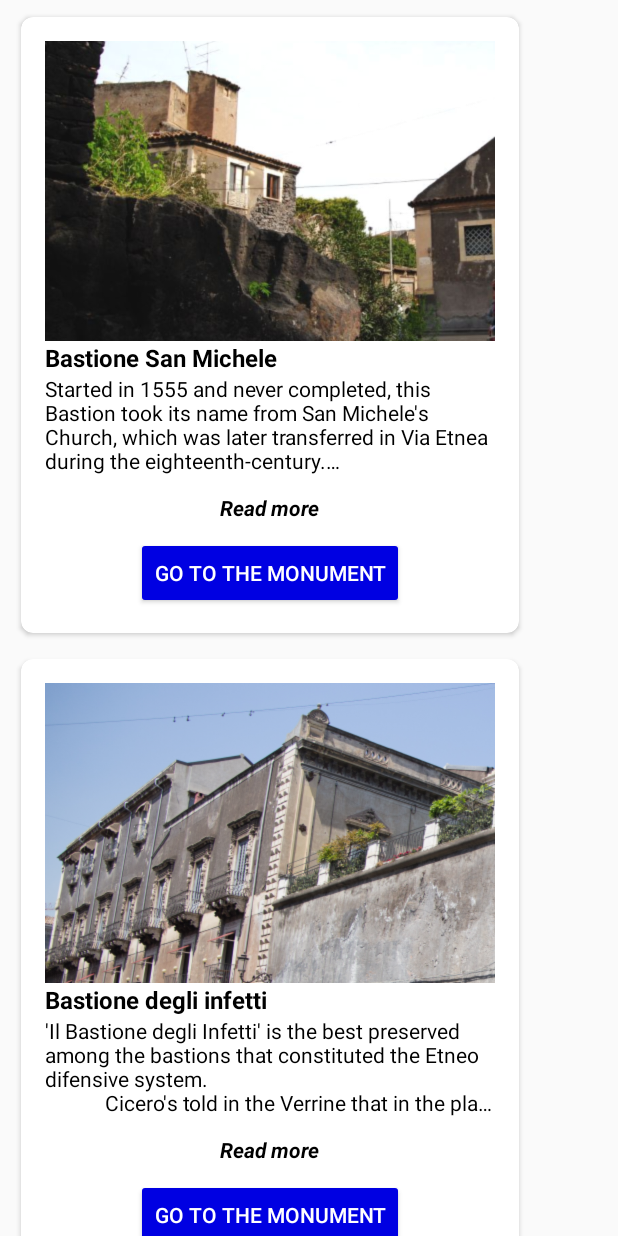
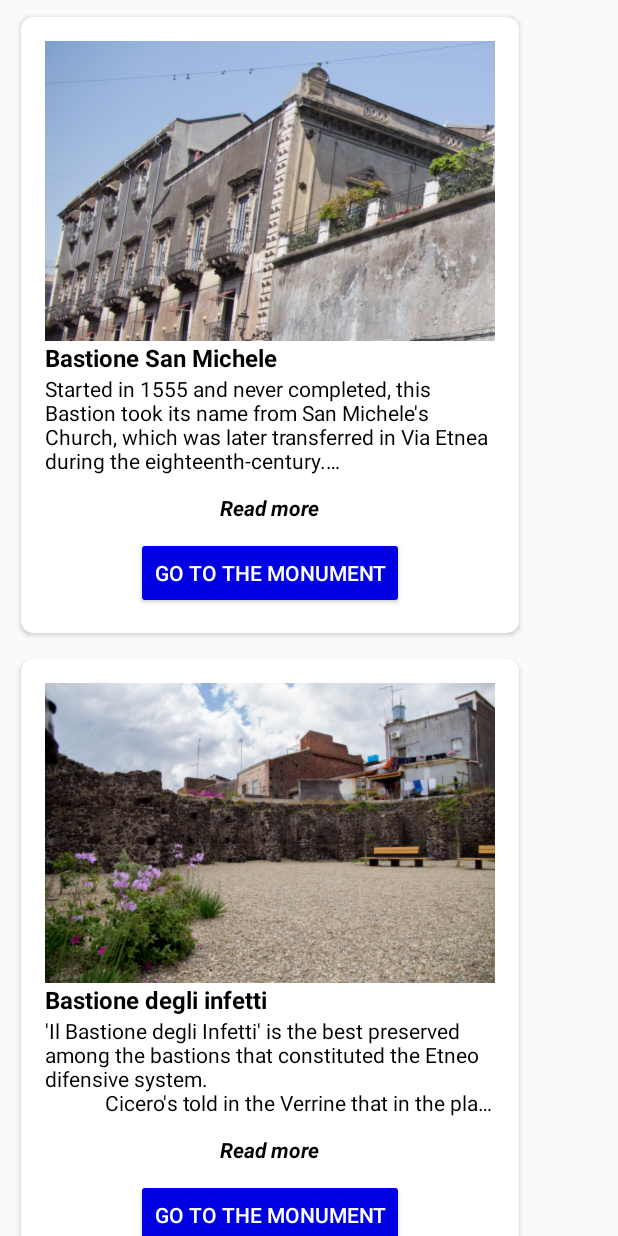
Before and after one commit to Alternanza5ABi/MuradiCatania, an Android app: the CardListActivity screen opened directly, with no data from a screen before it, on a phone screen of 412 x 824 dp. Run offline under Robolectric (Android 15) with nearby library versions, the phone set to English and light mode, and no system bars.

Commit message:
Quasi finito

```diff
--- a/app/src/main/java/com/example/alternanza/muradicatania/CardListActivity.java
+++ b/app/src/main/java/com/example/alternanza/muradicatania/CardListActivity.java
@@ -23,11 +23,9 @@ public class CardListActivity extends Activity
 
         List<Monument> monumentList= new ArrayList<>();
 
-        int numMonument = 26;
-
         int img_array[] =
                 {
-                    R.drawable.ruderi_bastione_san_giorgio, R.drawable.bastione_san_michele_palazzo_manganelli,
+                    R.drawable.bastione_san_michele_palazzo_manganelli,
                     R.drawable.bastione_degli_infetti_25, R.drawable.bastione_san_giovanni, R.drawable.bastione_santa_croce,
                     R.drawable.bastionedeltindaro, R.drawable.bastione_del_santocarcere, R.drawable.porta_carlo,
                     R.drawable.porta_decima, R.drawable.porta_saracena, R.drawable.porta_porticello,
@@ -38,22 +36,13 @@ public class CardListActivity extends Activity
                     R.drawable.palazzo_biscari, R.drawable.ursino_con_mura, R.drawable.scala_gammazita
                 };
 
-        /*
-        //SOLO PER TESTARE IN ATTESA CHE VENGA RIEMPITA L'APP CON LE IMMAGINI
-        //DA RIMUOVERE UNA VOLTA CARICATE TUTTE LE IMMAGINI E AVER SISTEMATO L'img_array SUPERIORE
-        int img_array[]= new int[numMonument];
 
-        for(int i=0; i<numMonument; i++)
-        {
-            img_array[i] = R.drawable.ic_launcher_foreground;
-        }
-        */
         String name[] = getResources().getStringArray(R.array.name);
         String desc[] = getResources().getStringArray(R.array.descriptions);
         String latd[] = getResources().getStringArray(R.array.Latitude);
         String lond[] = getResources().getStringArray(R.array.Longitude);
 
-        for(int i=0; i<numMonument; i++)
+        for(int i=0; i<name.length; i++)
         {
             monumentList.add( new Monument(name[i], desc[i], latd[i], lond[i], img_array[i])  );
         }
--- a/app/src/main/java/com/example/alternanza/muradicatania/MonumentAdapter.java
+++ b/app/src/main/java/com/example/alternanza/muradicatania/MonumentAdapter.java
@@ -93,8 +93,8 @@ public class MonumentAdapter extends RecyclerView.Adapter<MonumentAdapter.ViewHo
 
                         String nome = monumentList.get(getAdapterPosition()).getNome();
                         Intent intent = new Intent(mContext, MapsActivity.class);
-                        intent.putExtra("long", latd);
-                        intent.putExtra("lat", longd);
+                        intent.putExtra("long", longd);
+                        intent.putExtra("lat", latd);
                         intent.putExtra("nome", nome);
                         mContext.startActivity(intent);
 
--- a/app/src/main/res/values/strings.xml
+++ b/app/src/main/res/values/strings.xml
@@ -44,9 +44,7 @@
     <string-array name="descriptions">
 
         <item>
-            "Started in 1555 and never completed, this Bastion took its name from San Michele's Church, which was later transferred in Via Etnea during the eighteenth-century.
-            After 1693's earthquake the Bastion was exploited to create residences and was modified at the point it was unrecognizable: in fact, only a very small portion of the renaissance shoe wall remains in Via Coppola, where it remains part of an eighteenth-century building, Suca accessible only from the courtyard on the street number 43.
-            The rest of the building is a elegant noble palace of the early twentieth century, now devoid of any element that reminds its original military function."
+            "Started in 1555 and never completed, this Bastion took its name from San Michele's Church, which was later transferred in Via Etnea during the eighteenth-century.\nAfter 1693's earthquake the Bastion was exploited to create residences and was modified at the point it was unrecognizable: in fact, only a very small portion of the renaissance shoe wall remains in Via Coppola, where it remains part of an eighteenth-century building, Suca accessible only from the courtyard on the street number 43.\nThe rest of the building is a elegant noble palace of the early twentieth century, now devoid of any element that reminds its original military function."
         </item>
 
         <item>
@@ -206,15 +204,15 @@
         <item>15.048808</item>
         <item>15.080982</item>
         <item>15.048808</item>
-        <item>         </item> //porta del sale
-        <item>37.519501</item>
+        <item>         </item> //Porta del sale
+        <item>15.077442</item>
         <item>15.048808</item>
         <item>15.079617</item>
         <item>15.091208</item>
         <item>15.087217</item>
         <item>15.088147</item>
         <item>15.090649</item>
-        <item>26.37    </item> //Palazzo Biscari
+        <item>15.090361</item>
         <item>15.084443</item>
         <item>15.084527</item>
     </string-array>
@@ -236,17 +234,19 @@
         <item>37.471812</item>
         <item>37.505991</item>
         <item>37.471812</item>
-        <item>         </item> //porta del sale
-        <item>15.077442</item>
+        <item>         </item> //Porta del sale
+        <item>37.519501</item>
         <item>37.471812</item>
         <item>37.514004</item>
         <item>37.521081</item>
         <item>37.502117</item>
         <item>37.501950</item>
         <item>37.502366</item>
-        <item>08.54    </item> //Palazzo Biscari
+        <item>37.502222</item>
         <item>37.498990</item>
         <item>37.500160</item>
     </string-array>
 
+    <string name="title_activity_maps">Map</string>
+
 </resources>
```
Also changed, not shown: app/src/main/java/com/example/alternanza/muradicatania/MapsActivity.java (+4 -3 lines), 1 other file.
